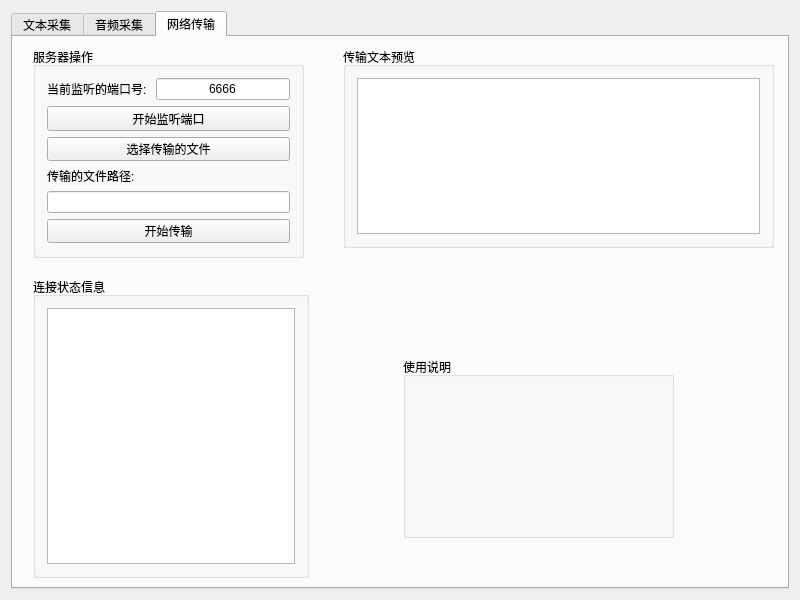
First picture: the form in SignalTransmitter/mainwindow.ui, repository RyougiSama/SignalTransmitter, before the edit.
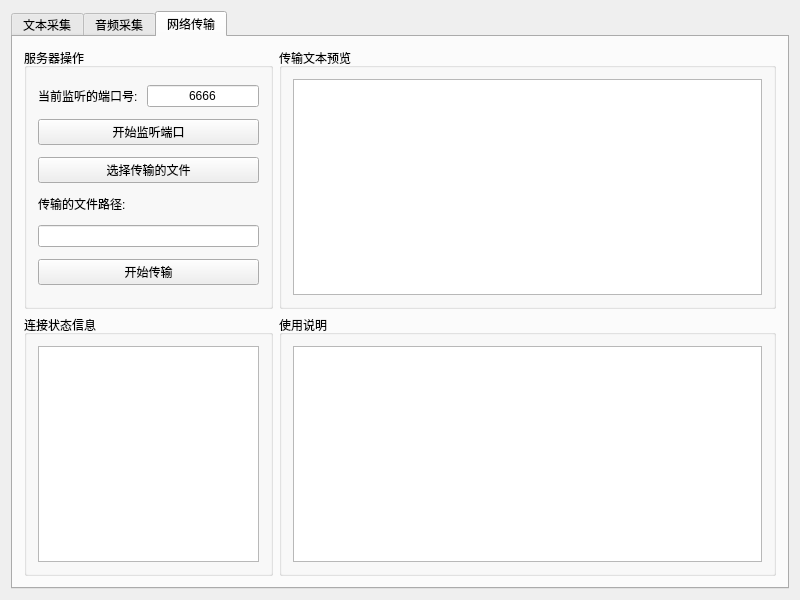
Second picture: the form after the edit. The open tabs and pages were chosen to show the change. Icons and pictures are not drawn. Custom widgets are drawn as their Qt base class.

Commit message:
更新项目配置，优化文件传输和界面布局
在 `SignalTransmitter.vcxproj` 中修改 Qt 模块配置，更新调试模式下的模块并添加 C++17 支持。
在 `mainwindow.cpp` 中添加使用说明，修改文件选择对话框以支持 `.txt` 和 `.wav` 文件。
调整 `mainwindow.ui` 界面布局，更新选项卡和组织结构。
在 `networkmodel.cpp` 中优化文件传输逻辑，确保正确处理传输状态和资源清理。

Patch:
```diff
--- a/SignalTransmitter/mainwindow.ui
+++ b/SignalTransmitter/mainwindow.ui
@@ -674,15 +674,9 @@
       <attribute name="title">
        <string>网络传输</string>
       </attribute>
+      <layout class="QGridLayout" name="gridLayout_12" rowstretch="2,2" columnstretch="1,2" rowminimumheight="0,0">
+       <item row="0" column="0">
       <widget class="QGroupBox" name="groupBox_4">
-       <property name="geometry">
-        <rect>
-         <x>20</x>
-         <y>10</y>
-         <width>271</width>
-         <height>211</height>
-        </rect>
-       </property>
        <property name="title">
         <string>服务器操作</string>
        </property>
@@ -736,6 +730,12 @@
         </item>
         <item row="3" column="0">
          <widget class="QLabel" name="label_2">
+            <property name="sizePolicy">
+             <sizepolicy hsizetype="Preferred" vsizetype="Fixed">
+              <horstretch>0</horstretch>
+              <verstretch>0</verstretch>
+             </sizepolicy>
+            </property>
           <property name="text">
            <string>传输的文件路径:</string>
           </property>
@@ -760,15 +760,21 @@
         </item>
        </layout>
       </widget>
+       </item>
+       <item row="0" column="1">
+        <widget class="QGroupBox" name="groupBox_7">
+         <property name="title">
+          <string>传输文本预览</string>
+         </property>
+         <layout class="QGridLayout" name="gridLayout_7">
+          <item row="0" column="0">
+           <widget class="QTextBrowser" name="textBrowser_txt_preview"/>
+          </item>
+         </layout>
+        </widget>
+       </item>
+       <item row="1" column="0">
       <widget class="QGroupBox" name="groupBox_5">
-       <property name="geometry">
-        <rect>
-         <x>20</x>
-         <y>240</y>
-         <width>276</width>
-         <height>301</height>
-        </rect>
-       </property>
        <property name="title">
         <string>连接状态信息</string>
        </property>
@@ -778,37 +784,20 @@
         </item>
        </layout>
       </widget>
+       </item>
+       <item row="1" column="1">
       <widget class="QGroupBox" name="groupBox_6">
-       <property name="geometry">
-        <rect>
-         <x>390</x>
-         <y>320</y>
-         <width>271</width>
-         <height>181</height>
-        </rect>
-       </property>
        <property name="title">
         <string>使用说明</string>
        </property>
-      </widget>
-      <widget class="QGroupBox" name="groupBox_7">
-       <property name="geometry">
-        <rect>
-         <x>330</x>
-         <y>10</y>
-         <width>431</width>
-         <height>201</height>
-        </rect>
-       </property>
-       <property name="title">
-        <string>传输文本预览</string>
-       </property>
-       <layout class="QGridLayout" name="gridLayout_7">
+         <layout class="QGridLayout" name="gridLayout_10">
         <item row="0" column="0">
-         <widget class="QTextBrowser" name="textBrowser_txt_preview"/>
+           <widget class="QTextBrowser" name="textBrowser_instructions"/>
         </item>
        </layout>
       </widget>
+       </item>
+      </layout>
      </widget>
     </widget>
    </item>
```
Left out of the diff: 4 changed lines with no effect on the pictures. Lines whose indentation alone changed are shown as unchanged. The commit also changes 3 other files.
